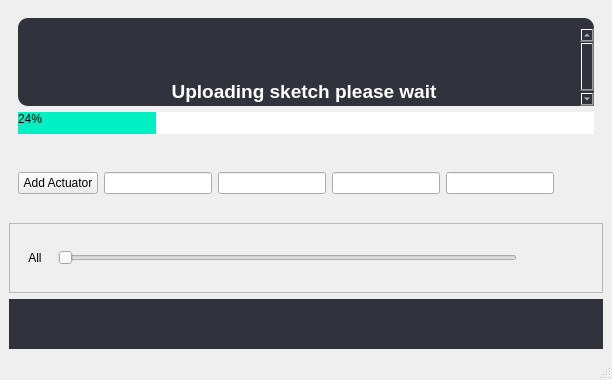
Before: the Qt Designer form Ui/NewActuatorUi.ui in OrionAerospaceYT/SideKick, drawn with Qt 5.
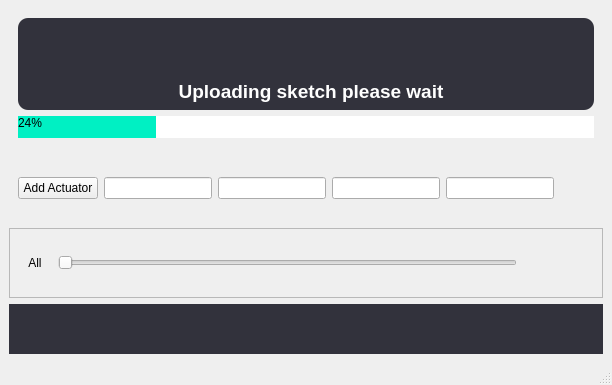
After: the same form once the commit is applied. Icons and pictures are not drawn.

Patch:
```diff
--- a/Ui/NewActuatorUi.ui
+++ b/Ui/NewActuatorUi.ui
@@ -7,7 +7,7 @@
     <x>0</x>
     <y>0</y>
     <width>570</width>
-    <height>376</height>
+    <height>385</height>
    </rect>
   </property>
   <property name="windowTitle">
@@ -90,7 +90,7 @@
      </widget>
     </item>
     <item>
-     <widget class="QFrame" name="options_frame">
+     <widget class="QWidget" name="options_widget" native="true">
       <layout class="QHBoxLayout" name="options">
        <property name="sizeConstraint">
         <enum>QLayout::SetFixedSize</enum>
```
